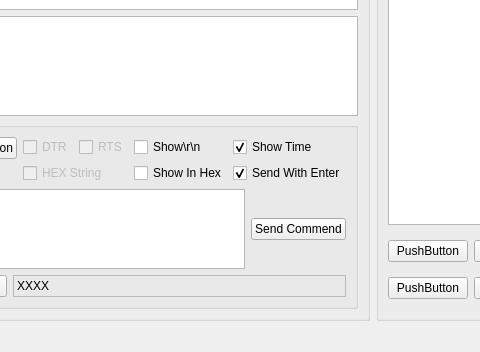
This is src/mainwindow.ui in jackfahdin/QCOMWidgetTool as Qt 5 draws it before an edit; both pictures show x 116 to 596 and y 601 to 953 of the 863 by 953 pixel window. The edited form follows.
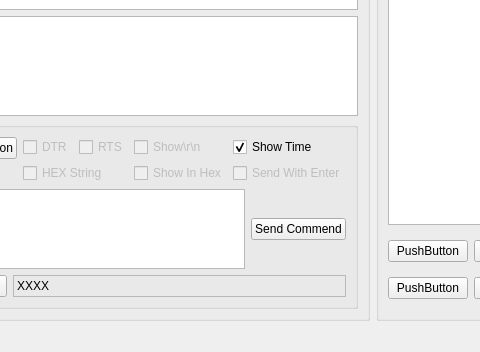
This is the edited form.

What changed in the file:
```diff
--- a/src/mainwindow.ui
+++ b/src/mainwindow.ui
@@ -280,6 +280,9 @@
                <layout class="QVBoxLayout" name="verticalLayout_7">
                 <item>
                  <widget class="QCheckBox" name="checkBoxShowRN">
+                  <property name="enabled">
+                   <bool>false</bool>
+                  </property>
                   <property name="text">
                    <string>Show\r\n</string>
                   </property>
@@ -287,6 +290,9 @@
                 </item>
                 <item>
                  <widget class="QCheckBox" name="checkBoxShowHex">
+                  <property name="enabled">
+                   <bool>false</bool>
+                  </property>
                   <property name="text">
                    <string>Show In Hex</string>
                   </property>
@@ -308,11 +314,14 @@
                 </item>
                 <item>
                  <widget class="QCheckBox" name="checkBoxEnter">
+                  <property name="enabled">
+                   <bool>false</bool>
+                  </property>
                   <property name="text">
                    <string>Send With Enter</string>
                   </property>
                   <property name="checked">
-                   <bool>true</bool>
+                   <bool>false</bool>
                   </property>
                  </widget>
                 </item>
```
